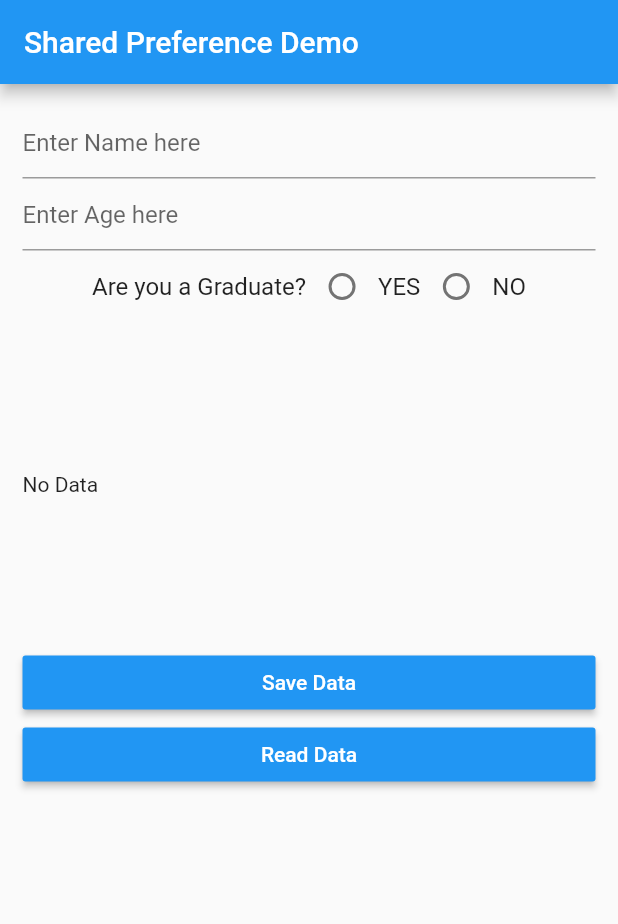
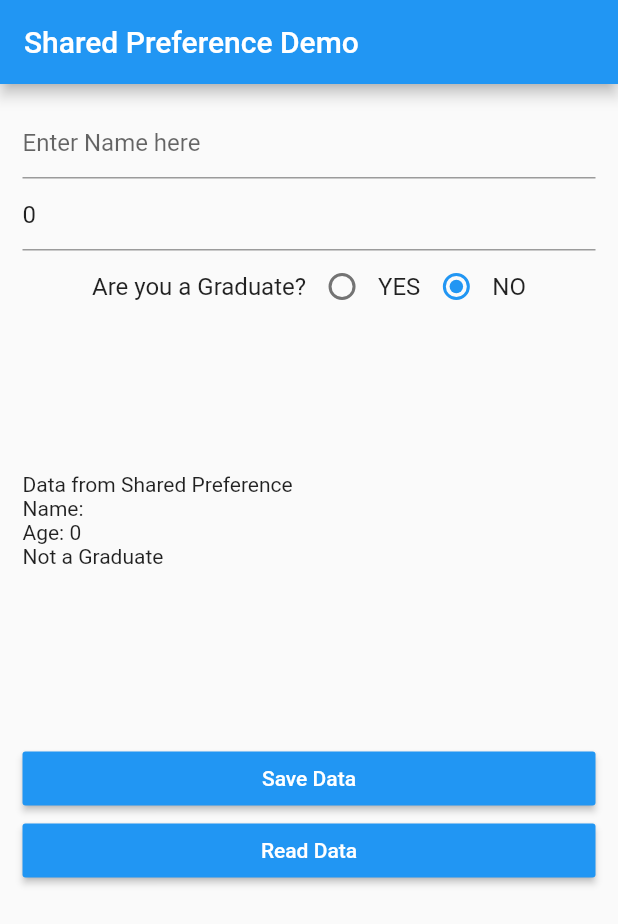
Before and after one commit to theshivamlko/flutter_shared_pref, a Flutter app: the screen it shows after launch, after a tap on "Read Data", on a phone screen of 412 x 824 dp. Shown: the top 924 px of the screen. Run offline on Flutter 3.47's test engine with Material 2 defaults, Android fonts, the phone set to English and light mode, and no system bars; our stand-ins replace shared_preferences.

Commit message:
fixed graduate values

```diff
--- a/lib/main.dart
+++ b/lib/main.dart
@@ -47,7 +47,6 @@ class _MyHomePageState extends State<MyHomePage> {
       body: Padding(
         padding: const EdgeInsets.all(15.0),
         child: ListView(
-
           children: <Widget>[
             TextField(
               controller: nameController,
@@ -104,6 +103,7 @@ class _MyHomePageState extends State<MyHomePage> {
                 util.saveData('age', int.parse(ageController.text));
 
                 bool isGraduate = groupValue == 1 ? true : false;
+                print(isGraduate);
 
                 util.saveData('isGraduate', isGraduate);
 
@@ -120,19 +120,20 @@ class _MyHomePageState extends State<MyHomePage> {
               color: Colors.blue,
               onPressed: () {
                 //Since reading from SharedPreference in Async
-                String name = util.getSaveData('name')??'NA';
-                int age = util.getSaveData('age')??'NA';
+                String name = util.getSaveData('name') ?? 'NA';
+                int age = util.getSaveData('age') ?? 0;
 
-                groupValue = util.getSaveData('isGraduate')??false ? 1 : 2;
+                groupValue = util.getSaveData('isGraduate') ?? false ? 1 : 2;
+                String graduate = groupValue==1 ? 'Graduates' : 'Not a Graduate';
 
-                nameController.text=name;
-                ageController.text=age.toString();
+                nameController.text = name;
+                ageController.text = age.toString();
 
                 setState(() {
                   outPutText = 'Data from Shared Preference \n'
-                      '$name \n'
-                      '$age \n'
-                      '$groupValue \n';
+                      'Name: $name \n'
+                      'Age: $age \n'
+                      '$graduate \n';
                 });
               },
             ),
```
Also changed, not shown: flutter_shared_pref.jpg (added).
